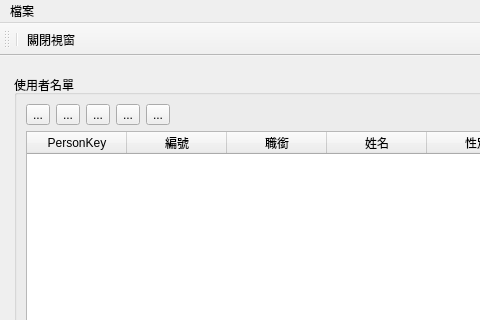
This is ui/users.ui in picacat/pymedical as Qt 5 draws it before an edit; both pictures show x 0 to 480 and y 0 to 320 of the 1115 by 865 pixel window. The edited form follows.
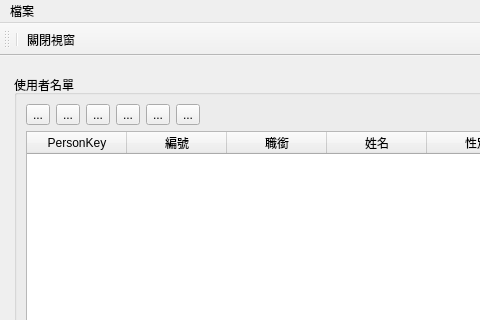
This is the edited form. Icons and pictures are not drawn.

What changed in the file:
```diff
--- a/ui/users.ui
+++ b/ui/users.ui
@@ -89,6 +89,20 @@
              </property>
             </widget>
            </item>
+           <item>
+            <widget class="QToolButton" name="toolButton_permission_duplicate">
+             <property name="toolTip">
+              <string>複製權限</string>
+             </property>
+             <property name="text">
+              <string>...</string>
+             </property>
+             <property name="icon">
+              <iconset>
+               <normaloff>../icons/edit-copy.png</normaloff>../icons/edit-copy.png</iconset>
+             </property>
+            </widget>
+           </item>
            <item>
             <spacer name="horizontalSpacer">
              <property name="orientation">
```
Left out of the diff: 17 changed lines with no effect on the pictures.
